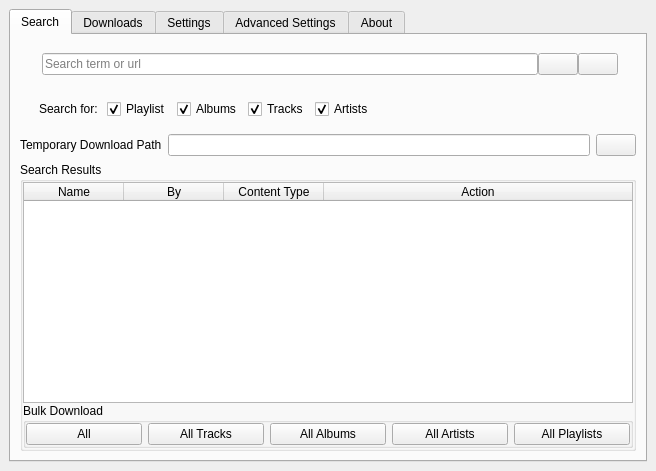
Before: the Qt Designer form src/onthespot/gui/qtui/main.ui in moddroid94/onthespot, drawn with Qt 5.
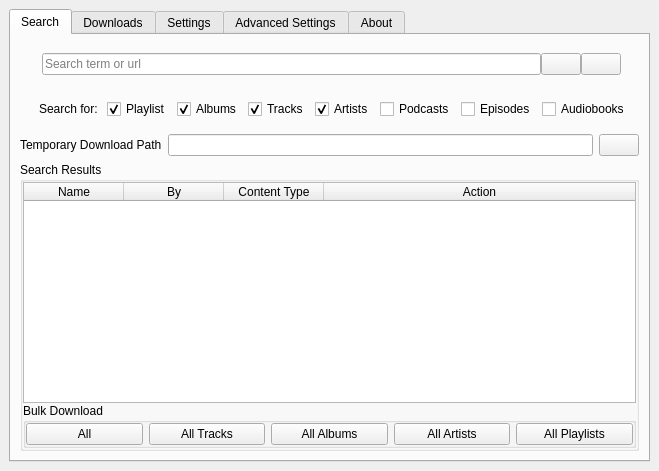
After: the same form once the commit is applied. The open tabs and pages were chosen to show the change. Icons and pictures are not drawn.

Commit message: Add support for podcasts, episodes, and audiobooks in search.

```diff
--- a/src/onthespot/gui/qtui/main.ui
+++ b/src/onthespot/gui/qtui/main.ui
@@ -226,6 +226,36 @@
              </property>
             </widget>
            </item>
+           <item>
+            <widget class="QCheckBox" name="inp_enable_search_shows">
+             <property name="text">
+              <string>Podcasts</string>
+             </property>
+             <property name="checked">
+              <bool>false</bool>
+             </property>
+            </widget>
+           </item>
+           <item>
+            <widget class="QCheckBox" name="inp_enable_search_episodes">
+             <property name="text">
+              <string>Episodes</string>
+             </property>
+             <property name="checked">
+              <bool>false</bool>
+             </property>
+            </widget>
+           </item>
+           <item>
+            <widget class="QCheckBox" name="inp_enable_search_audiobooks">
+             <property name="text">
+              <string>Audiobooks</string>
+             </property>
+             <property name="checked">
+              <bool>false</bool>
+             </property>
+            </widget>
+           </item>
            <item>
             <spacer name="horizontalSpacer_7">
              <property name="orientation">
```
Left out of the diff: 2 changed lines with no effect on the pictures. The commit also changes 3 other files.
